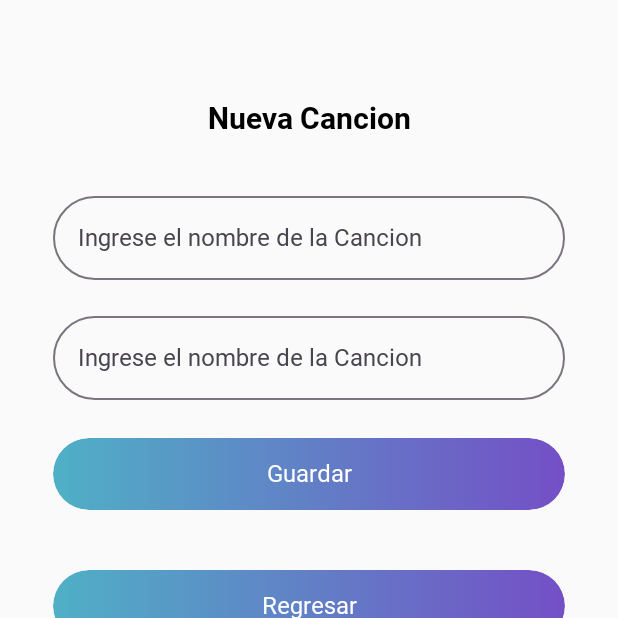
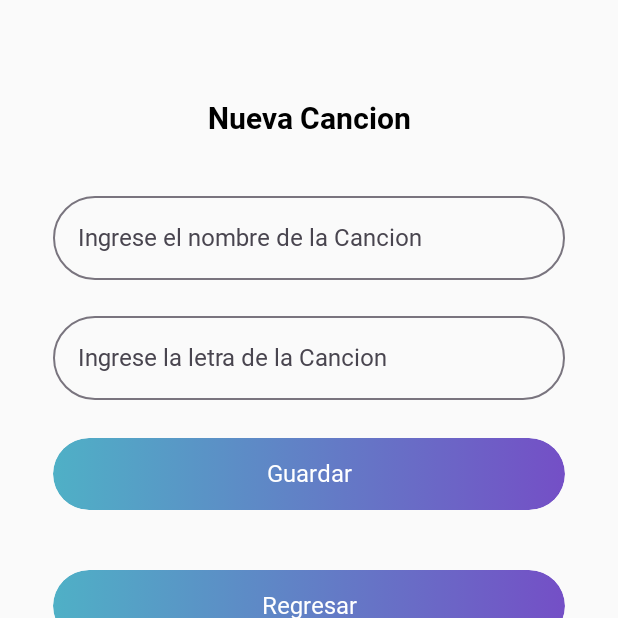
Before and after one commit to TheB0x/asab_app, an Android app built with Jetpack Compose: the SaveFormView screen opened through its navigation route, on a phone screen of 412 x 824 dp, the top half of it. Run offline under Robolectric (Android 15) with nearby library versions, the light colour scheme and no system bars; our stand-ins replace Firebase (no records; nobody signed in at launch, a user with empty details on screens opened directly).

Commit message:
delete song fixed decoded value

```diff
--- a/app/src/main/java/com/componentes/asab_app/screens/DetailScreen.kt
+++ b/app/src/main/java/com/componentes/asab_app/screens/DetailScreen.kt
@@ -52,7 +52,7 @@ fun DetailScreen(navController: NavController, keyParam : String){
             Spacer(modifier = Modifier.padding(vertical = 35.dp))
             ButtonSaveComponent(stringResource(id = R.string.delete), navController){
 
-                if (SongCTO().deleteSong(keyParam)){
+                if (SongCTO().deleteSong(decodeKeyParam)){
                     Toast.makeText(context, "Cancion eliminada con Exito",Toast.LENGTH_SHORT).show()
                     navController.navigate(route = Screen.Home.route){
                         popUpTo(Screen.Home.route){
--- a/app/src/main/res/values/strings.xml
+++ b/app/src/main/res/values/strings.xml
@@ -18,7 +18,7 @@
     <string name="detail_maraca">Sacude tu telefono</string>
 
     <string name="label_save_song_name">Ingrese el nombre de la Cancion</string>
-    <string name="label_save_song_lyric">Ingrese el nombre de la Cancion</string>
+    <string name="label_save_song_lyric">Ingrese la letra de la Cancion</string>
     <string name="title_save_song_title">Nueva Cancion</string>
 
 </resources>
```
